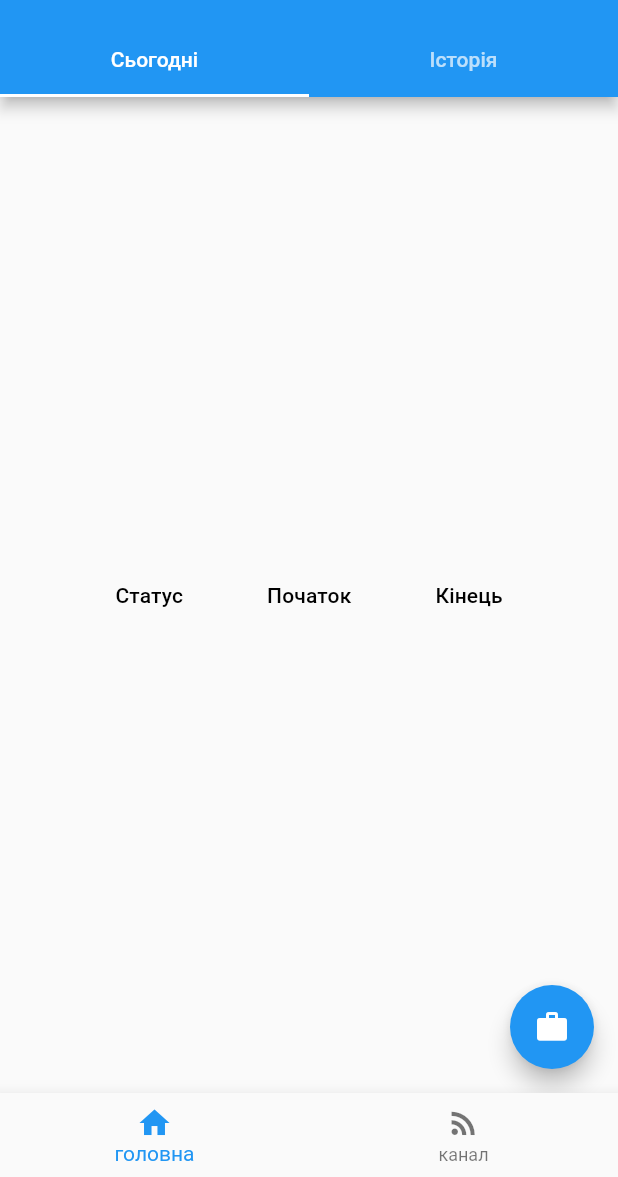
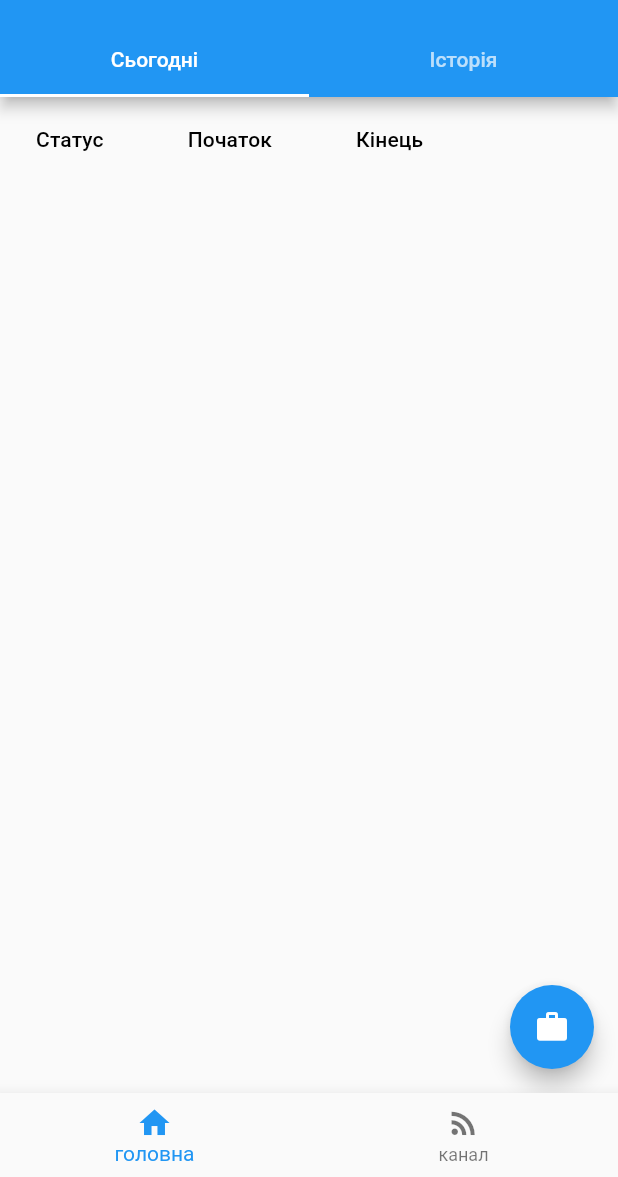
Before and after one commit to slevchyk/enterprise, a Flutter app: the screen it shows after launch, on a phone screen of 412 x 824 dp, the part 59-1236 px from its top. Run offline on Flutter 3.47's test engine with Material 2 defaults, Android fonts, the phone set to English and light mode, and no system bars; our stand-ins replace date_format, flutter_speed_dial, font_awesome_flutter, shared_preferences, sqflite; accounts and stored records are empty.

```diff
--- a/lib/models.dart
+++ b/lib/models.dart
@@ -71,7 +71,7 @@ class Profile {
         phone: json["phone"],
         itn: json["itn"],
         email: json["email"],
-        photo: json["photo"],
+        photo: json["photo_name"],
         photoData: json["photo_data"],
         blocked: json["blocked"] == 1,
         passport: Passport.fromMap(json["passport"]),
--- a/lib/pages/body_main_timing.dart
+++ b/lib/pages/body_main_timing.dart
@@ -191,7 +191,6 @@ class _TimingMainState extends State<TimingMain> {
     return Scaffold(
       body: Container(
 //        color: Colors.blueGrey,
-        child: Center(
         child: FutureBuilder(
             future: statuses,
             builder: (BuildContext context, AsyncSnapshot snapshot) {
@@ -213,13 +212,12 @@ class _TimingMainState extends State<TimingMain> {
               }
             }),
       ),
-      ),
       floatingActionButton: TimingFAB(currentTimeStatus, (String value) {
         if (currentTimeStatus != value) {
           handleStatus(value);
-          setState(() {
-            currentTimeStatus = value;
-          });
+//          setState(() {
+//            currentTimeStatus = value;
+//          });
         }
       }),
     );
```
Lines whose indentation alone changed are shown as unchanged.
